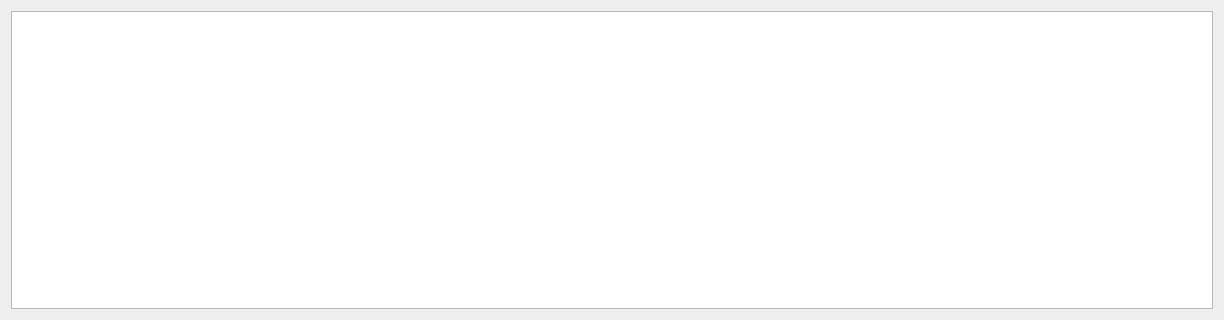
First picture: the form in CzujkiLinioweApp/debugdialog.ui, repository wiacekmarcin/CzujkiLiniowe, before the edit.
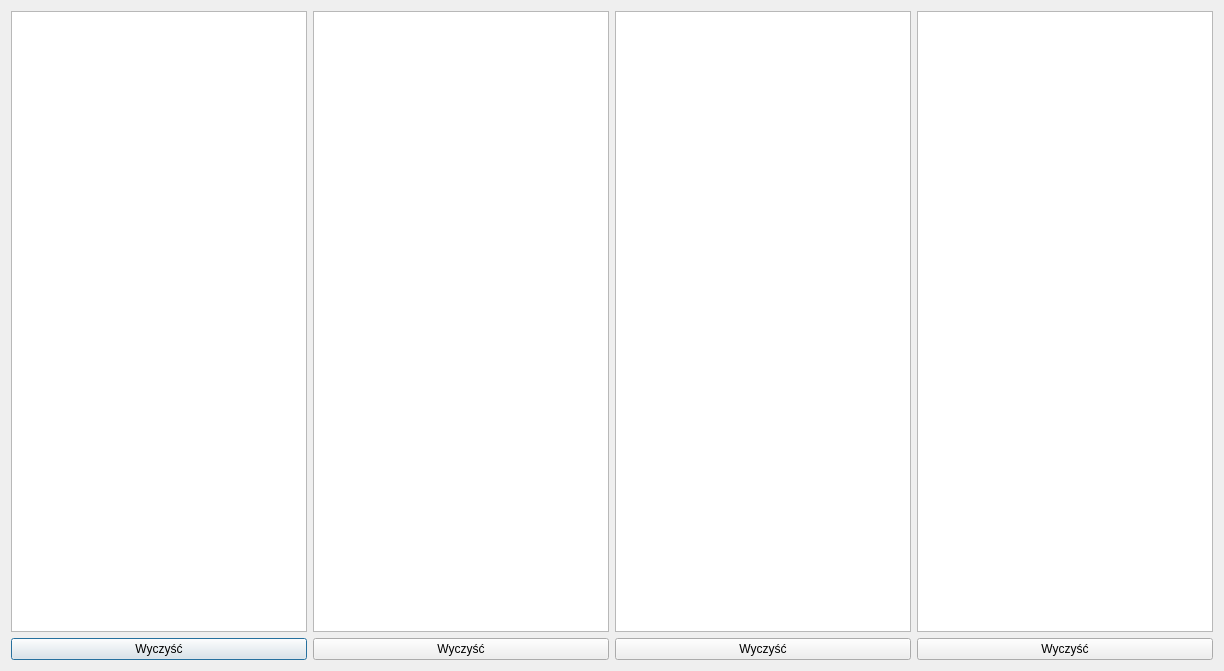
Second picture: the form after the edit.

```diff
--- a/CzujkiLinioweApp/debugdialog.ui
+++ b/CzujkiLinioweApp/debugdialog.ui
@@ -7,15 +7,52 @@
     <x>0</x>
     <y>0</y>
     <width>1224</width>
-    <height>320</height>
+    <height>671</height>
    </rect>
   </property>
   <property name="windowTitle">
    <string>Dialog</string>
   </property>
-  <layout class="QVBoxLayout" name="verticalLayout">
-   <item>
-    <widget class="QPlainTextEdit" name="plainTextEdit"/>
+  <layout class="QGridLayout" name="gridLayout">
+   <item row="0" column="3">
+    <widget class="QPlainTextEdit" name="pt_test"/>
+   </item>
+   <item row="0" column="0">
+    <widget class="QPlainTextEdit" name="pt_comm"/>
+   </item>
+   <item row="0" column="1">
+    <widget class="QPlainTextEdit" name="pt_user"/>
+   </item>
+   <item row="0" column="2">
+    <widget class="QPlainTextEdit" name="pt_gui"/>
+   </item>
+   <item row="1" column="0">
+    <widget class="QPushButton" name="pb1">
+     <property name="text">
+      <string>Wyczyść</string>
+     </property>
+    </widget>
+   </item>
+   <item row="1" column="1">
+    <widget class="QPushButton" name="pb2">
+     <property name="text">
+      <string>Wyczyść</string>
+     </property>
+    </widget>
+   </item>
+   <item row="1" column="2">
+    <widget class="QPushButton" name="pb3">
+     <property name="text">
+      <string>Wyczyść</string>
+     </property>
+    </widget>
+   </item>
+   <item row="1" column="3">
+    <widget class="QPushButton" name="pb4">
+     <property name="text">
+      <string>Wyczyść</string>
+     </property>
+    </widget>
    </item>
   </layout>
  </widget>
```
